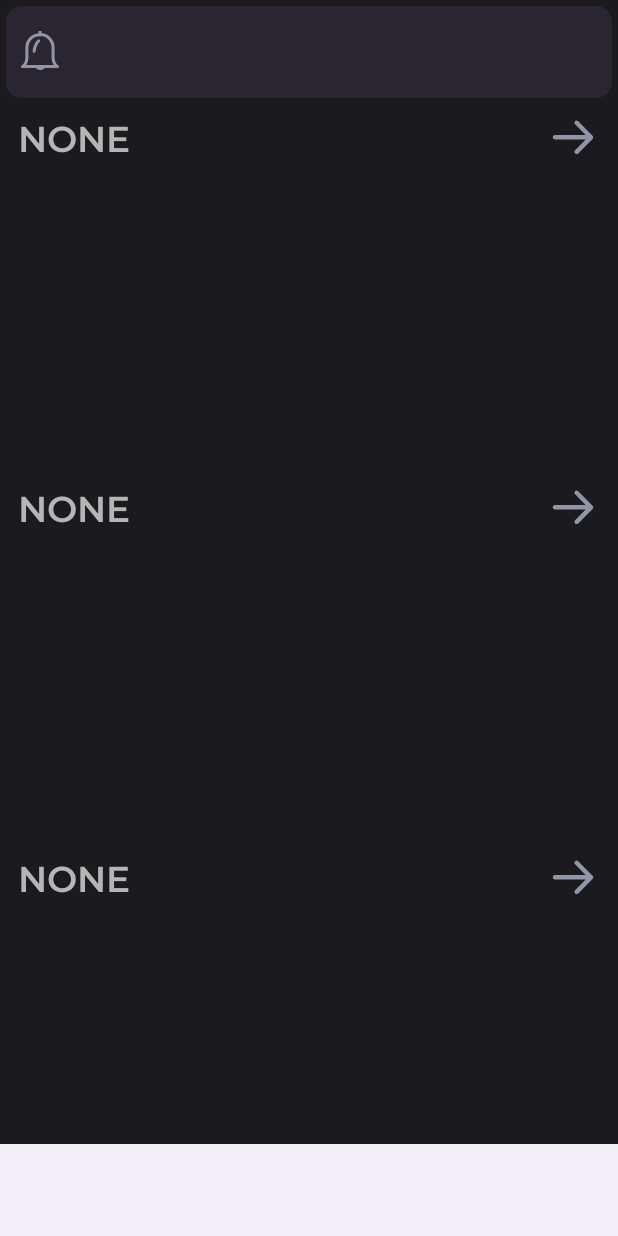
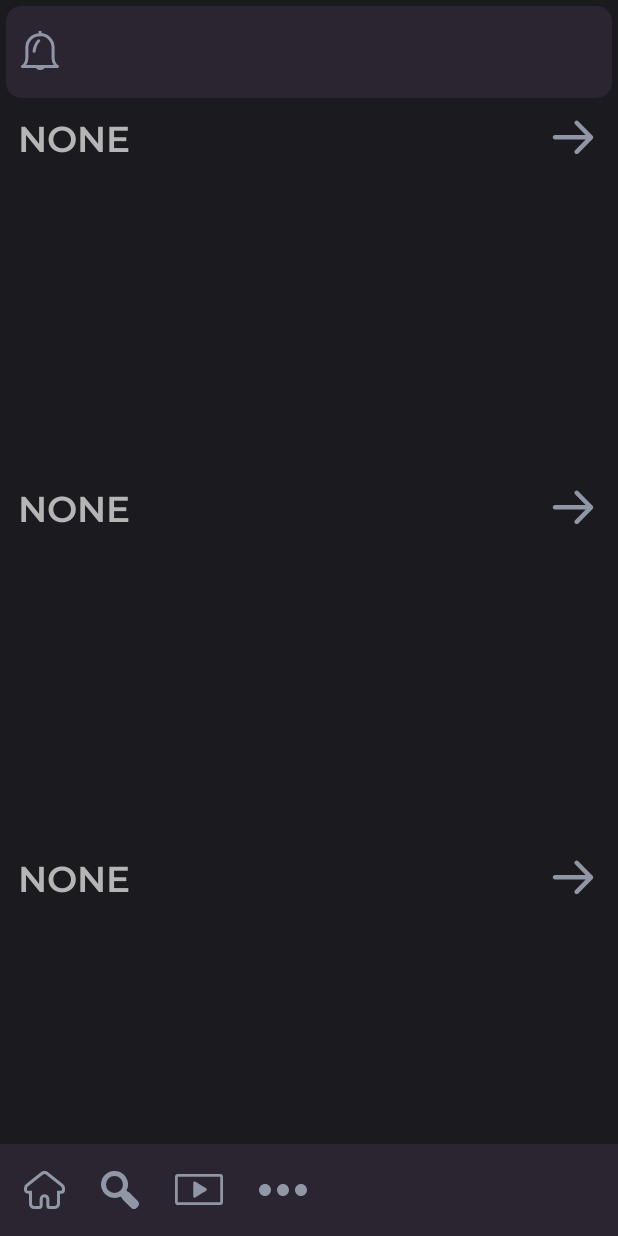
Before and after one commit to Kirixo/NyaCawa, an Android app: the layout activity_main.xml on its own in the app's theme, with its tools: preview values and no code run, on a phone screen of 412 x 824 dp. Run offline under Robolectric (Android 15) with nearby library versions, the phone set to English and light mode, and no system bars.

Commit message:
Add menu items in a bottom bar menu.

```diff
--- a/app/src/main/java/com/project/nyacawa/presentation/ui/MainActivity.kt
+++ b/app/src/main/java/com/project/nyacawa/presentation/ui/MainActivity.kt
@@ -35,7 +35,7 @@ class MainActivity : AppCompatActivity() {
         setSupportActionBar(toolbar)
         supportActionBar?.setDisplayShowTitleEnabled(false)
 
-        navController.addOnDestinationChangedListener { _, _, _ ->
+        navController.addOnDestinationChangedListener{ _, _, _ ->
             val fragment = supportFragmentManager.findFragmentById(R.id.nav_host_fragment_content_main)?.childFragmentManager?.fragments?.firstOrNull()
             if(fragment is ToolBarState){
                 state = fragment.getToolBarState()
@@ -45,9 +45,7 @@ class MainActivity : AppCompatActivity() {
             }
         }
 
-        //toolBarStateSet(ToolBarTypes.SEARCH, toolbar, getString(R.string.none))
-        toolBarStateSet(ToolBarTypes.BACK_WITH_ACCOUNT, toolbar, getString(R.string.none))
-
+        toolBarStateSet(ToolBarTypes.MAIN_MENU, toolbar, getString(R.string.none))
     }
 
 
--- /dev/null
+++ b/app/src/main/res/drawable/home_no_active_ico.xml
@@ -0,0 +1,12 @@
+<?xml version="1.0" encoding="utf-8"?>
+<vector xmlns:android="http://schemas.android.com/apk/res/android"
+    android:width="27dp"
+    android:height="25dp"
+    android:viewportWidth="27"
+    android:viewportHeight="25">
+    <path
+        android:strokeColor="#FF9097A6"
+        android:strokeWidth="2"
+        android:strokeMiterLimit="10"
+        android:pathData="M26 12.33c0.03 0.85-0.6 1.56-1.44 1.6h-0.14-1.7v7.58c0.02 1.34-1.02 2.45-2.32 2.48h-0.1-3.52c-0.71 0-1.08-0.38-1.08-1.12v-4.19c0-1.12-0.54-1.92-1.5-2.26-1.34-0.48-2.82 0.49-2.87 1.94-0.05 1.44-0.04 2.96-0.02 4.43 0 0.73-0.39 1.23-1.17 1.2-1.16-0.03-2.32 0-3.47 0-1.3 0.02-2.37-1.07-2.38-2.4v-0.02-7.64H2.65c-1.06 0-1.67-0.63-1.65-1.71 0-0.47 0.02-0.94 0.09-1.4 0.11-0.58 0.43-1.08 0.9-1.42l9.73-7.74c1.03-0.88 2.53-0.88 3.57 0l9.68 7.7c0.67 0.51 1.05 1.31 1.03 2.16v0.8Z"/>
+</vector>
--- /dev/null
+++ b/app/src/main/res/drawable/more_no_active_ico.xml
@@ -0,0 +1,10 @@
+<?xml version="1.0" encoding="utf-8"?>
+<vector xmlns:android="http://schemas.android.com/apk/res/android"
+    android:width="32dp"
+    android:height="8dp"
+    android:viewportWidth="32"
+    android:viewportHeight="8">
+    <path
+        android:fillColor="#FF9097A6"
+        android:pathData="M4 0C1.79 0 0 1.79 0 4s1.79 4 4 4 4-1.79 4-4-1.79-4-4-4Zm24 0c-2.21 0-4 1.79-4 4s1.79 4 4 4 4-1.79 4-4-1.79-4-4-4ZM16 0c-2.21 0-4 1.79-4 4s1.79 4 4 4 4-1.79 4-4-1.79-4-4-4Z"/>
+</vector>
--- /dev/null
+++ b/app/src/main/res/drawable/player_no_active_ico.xml
@@ -0,0 +1,15 @@
+<?xml version="1.0" encoding="utf-8"?>
+<vector xmlns:android="http://schemas.android.com/apk/res/android"
+    android:width="35dp"
+    android:height="23dp"
+    android:viewportWidth="35"
+    android:viewportHeight="23">
+    <path
+        android:strokeColor="#FF9096A5"
+        android:strokeWidth="2"
+        android:strokeMiterLimit="10"
+        android:pathData="M2.06 1h30.88C33.46 1 34 1.47 34 2.22v18.56c0 0.75-0.55 1.22-1.06 1.22H2.06C1.54 22 1 21.53 1 20.78V2.22C1 1.47 1.54 1 2.06 1Z"/>
+    <path
+        android:fillColor="#FF9096A5"
+        android:pathData="M22.74 10.61c0.64 0.4 0.64 1.4 0 1.79l-4 2.5-4 2.49c-0.64 0.4-1.43-0.1-1.43-0.9V6.51c0-0.8 0.79-1.29 1.43-0.9l4 2.5 4 2.5Z"/>
+</vector>
--- /dev/null
+++ b/app/src/main/res/drawable/search_no_active_ico.xml
@@ -0,0 +1,14 @@
+<?xml version="1.0" encoding="utf-8"?>
+<vector xmlns:android="http://schemas.android.com/apk/res/android"
+    android:width="25dp"
+    android:height="25dp"
+    android:viewportWidth="25"
+    android:viewportHeight="25">
+    <path
+        android:fillColor="#FF9097A6"
+        android:strokeColor="#FF9097A7"
+        android:strokeWidth="2"
+        android:strokeMiterLimit="10"
+        android:fillType="evenOdd"
+        android:pathData="M23.5 20.44l-5.36-5.36c-0.28-0.28-0.64-0.45-1.02-0.49l-1.58-1.57c1.58-2.55 1.58-5.77 0-8.3-2.29-3.7-7.14-4.83-10.83-2.54C1.02 4.48-0.1 9.33 2.2 13.02c2.3 3.68 7.14 4.81 10.83 2.52l1.57 1.57c0.05 0.4 0.22 0.75 0.5 1.02l5.36 5.37c0.67 0.66 1.75 0.66 2.42 0l0.63-0.64c0.67-0.67 0.67-1.75 0-2.42Zm-14.64-5c-3.63 0-6.57-2.96-6.57-6.59s2.94-6.57 6.57-6.57c1.82 0 3.46 0.74 4.65 1.92 1.2 1.2 1.93 2.84 1.93 4.65 0 3.63-2.95 6.58-6.58 6.58Z"/>
+</vector>
--- a/app/src/main/res/layout/content_main.xml
+++ b/app/src/main/res/layout/content_main.xml
@@ -36,15 +36,31 @@
         </androidx.appcompat.widget.Toolbar>
     </androidx.cardview.widget.CardView>
 
-
+<androidx.coordinatorlayout.widget.CoordinatorLayout
+    android:id="@+id/_bottom_bar"
+    android:layout_width="match_parent"
+    android:layout_height="@dimen/top_bar_height"
+    app:layout_constraintBottom_toBottomOf="parent"
+    android:background="@color/toolbar_color"
+    >
     <com.google.android.material.bottomappbar.BottomAppBar
         android:id="@+id/bottom_bar"
         android:layout_width="match_parent"
         android:layout_height="@dimen/top_bar_height"
-        app:layout_constraintBottom_toBottomOf="parent"
-        android:background="@color/design_default_color_primary"
+
+        android:background="@color/trans"
+        android:backgroundTint="@color/trans"
+
+        app:layout_constraintStart_toStartOf="parent"
+        app:layout_constraintEnd_toEndOf="parent"
+
+
+        app:menu="@menu/bottom_menu"
+        android:scrollIndicators="left"
         >
     </com.google.android.material.bottomappbar.BottomAppBar>
+</androidx.coordinatorlayout.widget.CoordinatorLayout>
+
 
 
 
@@ -57,7 +73,7 @@
         app:defaultNavHost="true"
         android:layout_marginStart="12dp"
         android:layout_marginEnd="12dp"
-        app:layout_constraintBottom_toTopOf="@id/bottom_bar"
+        app:layout_constraintBottom_toTopOf="@id/_bottom_bar"
         app:layout_constraintEnd_toEndOf="parent"
         app:layout_constraintStart_toStartOf="parent"
         app:layout_constraintTop_toBottomOf="@id/_tool_bar"
--- /dev/null
+++ b/app/src/main/res/menu/bottom_menu.xml
@@ -0,0 +1,35 @@
+<?xml version="1.0" encoding="utf-8"?>
+<menu xmlns:android="http://schemas.android.com/apk/res/android"
+    xmlns:app="http://schemas.android.com/apk/res-auto"
+    >
+
+    <item
+        android:title="@string/home"
+        android:id="@+id/home_button"
+        app:showAsAction="always"
+        android:icon="@drawable/home_no_active_ico"
+        />
+
+    <item
+        android:title="@string/search"
+        android:id="@+id/search_button"
+        app:showAsAction="always"
+        android:icon="@drawable/search_no_active_ico"
+        />
+
+    <item
+        android:title="@string/player"
+        android:id="@+id/player_button"
+        app:showAsAction="always"
+        android:icon="@drawable/player_no_active_ico"
+        />
+
+    <item
+        android:title="@string/more"
+        android:id="@+id/more_button"
+        app:showAsAction="always"
+        android:icon="@drawable/more_no_active_ico"
+        />
+
+
+</menu>
--- a/app/src/main/res/values/strings.xml
+++ b/app/src/main/res/values/strings.xml
@@ -54,4 +54,8 @@
     <string name="already_have_account">Already have account?</string>
     <string name="null_string" />
     <string name="account">Account</string>
+    <string name="home">home</string>
+    <string name="search">search</string>
+    <string name="player">player</string>
+    <string name="more">more</string>
 </resources>
```
